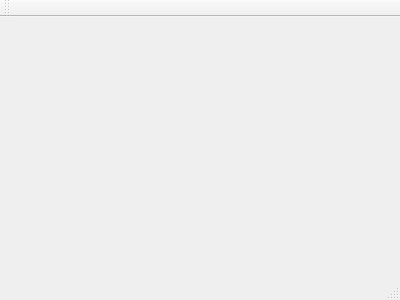
First picture: the form in Xadrez-em-QT/mainwindow.ui, repository Gabriellgpc/Xadrez-in-Qt, before the edit.
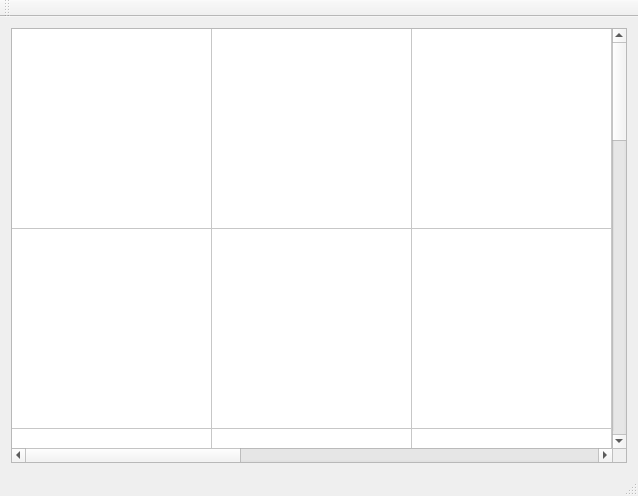
Second picture: the form after the edit.

Commit message: Tabuleiro base

Patch:
```diff
--- a/Xadrez-em-QT/mainwindow.ui
+++ b/Xadrez-em-QT/mainwindow.ui
@@ -1,24 +1,116 @@
 <ui version="4.0">
  <class>MainWindow</class>
- <widget class="QMainWindow" name="MainWindow" >
-  <property name="geometry" >
+ <widget class="QMainWindow" name="MainWindow">
+  <property name="geometry">
    <rect>
     <x>0</x>
     <y>0</y>
-    <width>400</width>
-    <height>300</height>
+    <width>638</width>
+    <height>496</height>
    </rect>
   </property>
   <property name="windowTitle" >
    <string>MainWindow</string>
   </property>
-  <widget class="QMenuBar" name="menuBar" />
-  <widget class="QToolBar" name="mainToolBar" />
-  <widget class="QWidget" name="centralWidget" />
-  <widget class="QStatusBar" name="statusBar" />
+  <widget class="QWidget" name="centralWidget">
+   <layout class="QGridLayout" name="gridLayout">
+    <item row="0" column="0">
+     <widget class="QTableWidget" name="tabuleiro">
+      <property name="baseSize">
+       <size>
+        <width>0</width>
+        <height>0</height>
+       </size>
+      </property>
+      <property name="cursor" stdset="0">
+       <cursorShape>PointingHandCursor</cursorShape>
+      </property>
+      <property name="autoScroll">
+       <bool>false</bool>
+      </property>
+      <property name="tabKeyNavigation">
+       <bool>false</bool>
+      </property>
+      <property name="showGrid">
+       <bool>true</bool>
+      </property>
+      <property name="wordWrap">
+       <bool>false</bool>
+      </property>
+      <property name="cornerButtonEnabled">
+       <bool>false</bool>
+      </property>
+      <property name="rowCount">
+       <number>8</number>
+      </property>
+      <property name="columnCount">
+       <number>8</number>
+      </property>
+      <attribute name="horizontalHeaderVisible">
+       <bool>false</bool>
+      </attribute>
+      <attribute name="horizontalHeaderDefaultSectionSize">
+       <number>200</number>
+      </attribute>
+      <attribute name="horizontalHeaderHighlightSections">
+       <bool>false</bool>
+      </attribute>
+      <attribute name="horizontalHeaderMinimumSectionSize">
+       <number>200</number>
+      </attribute>
+      <attribute name="verticalHeaderVisible">
+       <bool>false</bool>
+      </attribute>
+      <attribute name="verticalHeaderDefaultSectionSize">
+       <number>200</number>
+      </attribute>
+      <attribute name="verticalHeaderHighlightSections">
+       <bool>false</bool>
+      </attribute>
+      <attribute name="verticalHeaderMinimumSectionSize">
+       <number>200</number>
+      </attribute>
+      <row/>
+      <row/>
+      <row/>
+      <row/>
+      <row/>
+      <row/>
+      <row/>
+      <row/>
+      <column/>
+      <column/>
+      <column/>
+      <column/>
+      <column/>
+      <column/>
+      <column/>
+      <column/>
+     </widget>
+    </item>
+   </layout>
+  </widget>
+  <widget class="QMenuBar" name="menuBar">
+   <property name="geometry">
+    <rect>
+     <x>0</x>
+     <y>0</y>
+     <width>638</width>
+     <height>21</height>
+    </rect>
+   </property>
+  </widget>
+  <widget class="QToolBar" name="mainToolBar">
+   <attribute name="toolBarArea">
+    <enum>TopToolBarArea</enum>
+   </attribute>
+   <attribute name="toolBarBreak">
+    <bool>false</bool>
+   </attribute>
+  </widget>
+  <widget class="QStatusBar" name="statusBar"/>
  </widget>
- <layoutDefault spacing="6" margin="11" />
- <pixmapfunction></pixmapfunction>
+ <layoutdefault spacing="6" margin="11"/>
  <resources/>
  <connections/>
 </ui>
```
Left out of the diff: 3 changed lines with no effect on the pictures. The commit also changes 33 other files.
